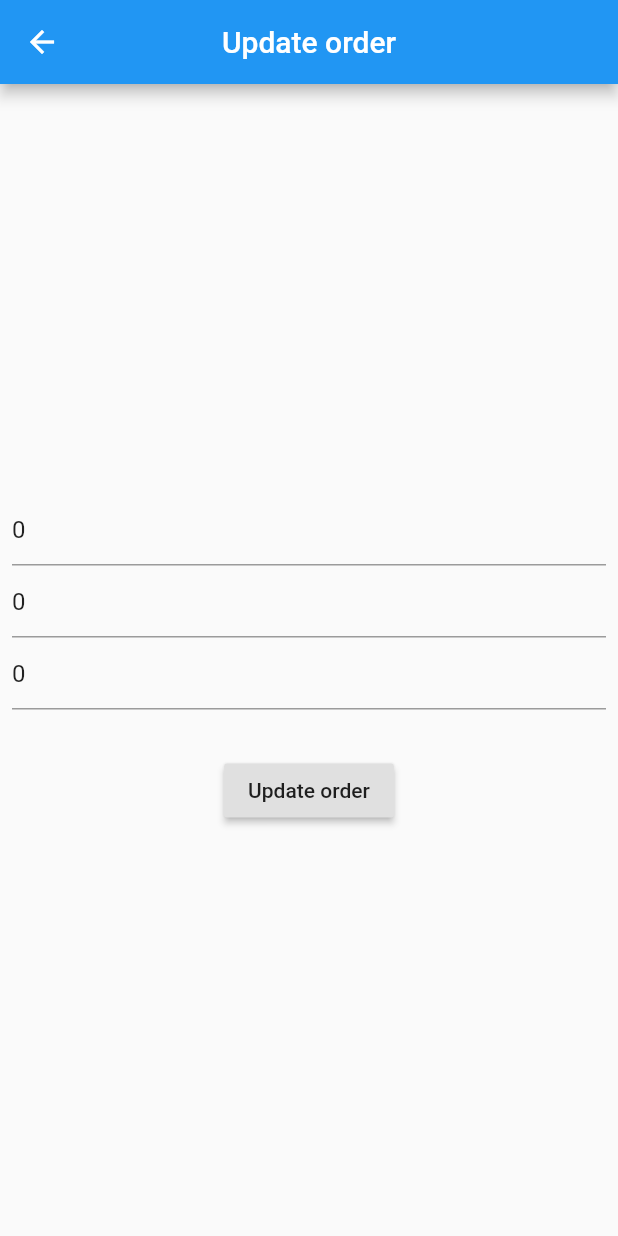
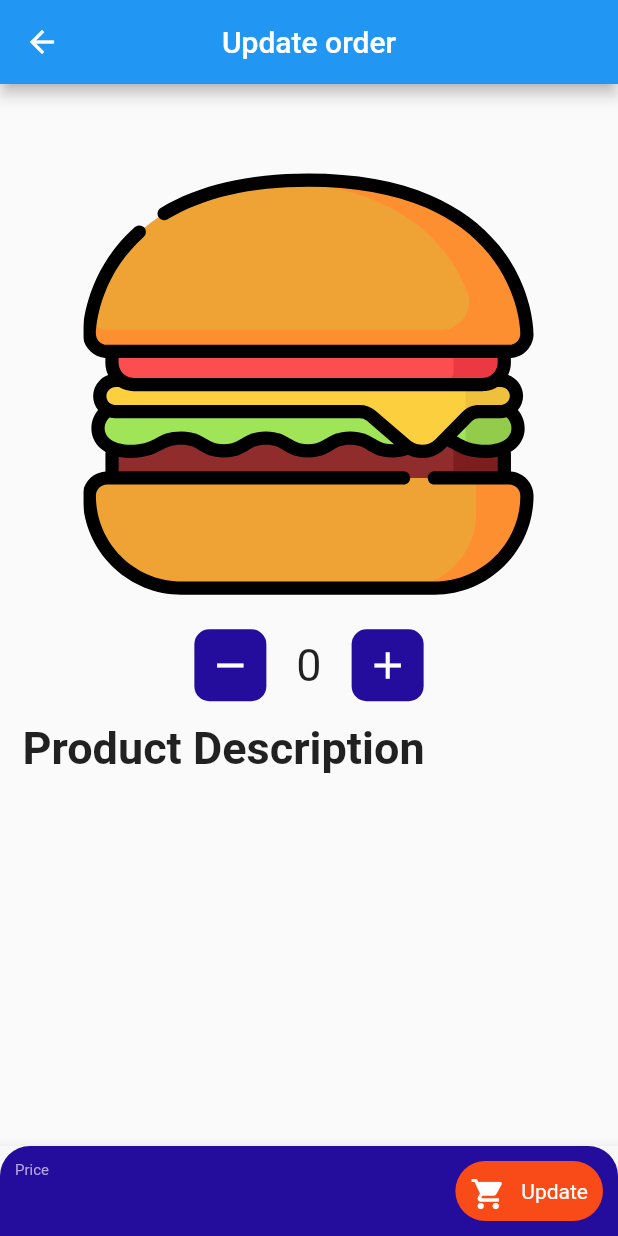
Before and after one commit to akuadane/FlutFood, a Flutter app: the OrderUpdateScreen screen opened directly with empty values, on a phone screen of 412 x 824 dp. Run offline on Flutter 3.47's test engine with Material 2 defaults, Android fonts, the phone set to English and light mode, and no system bars; our stand-ins replace bloc, equatable, flutter_bloc, flutter_svg; network calls fail; statements that could not run were skipped.

Commit message:
order_update_page added

```diff
--- a/lib/on_generate_router.dart
+++ b/lib/on_generate_router.dart
@@ -7,7 +7,7 @@ import 'package:flut_food/user/screens/signup.dart';
 import 'package:flutter/material.dart';
 import 'item/models/models.dart';
 import 'order/models/order.dart';
-import 'order/screens/order_detail_screen.dart';
+import 'order/screens/order_update_screen.dart';
 import 'routes.dart';
 
 class OnGenerateRouter {
@@ -28,10 +28,10 @@ class OnGenerateRouter {
           builder: (context) => ItemDetail(
                 item: item,
               ));
-    } else if (settings.name == ORDER_DETAIL) {
+    } else if (settings.name == ORDER_UPDATE) {
       final Order order = settings.arguments;
       return MaterialPageRoute(
-        builder: (context) => OrderDetailScreen(order),
+        builder: (context) => OrderUpdateScreen(order),
       );
     }
 
--- a/lib/order/screens/order_list_screen.dart
+++ b/lib/order/screens/order_list_screen.dart
@@ -8,7 +8,9 @@ import '../../colors.dart';
 import '../../item/item.dart';
 import '../../item/repository/item_repository.dart';
 import '../../routes.dart';
+import '../../routes.dart';
 import 'order_detail_screen.dart';
+import 'order_update_screen.dart';
 
 class OrderListScreen extends StatelessWidget {
   static String routeName = "/orderListScreen";
@@ -67,24 +69,16 @@ class OrderListScreen extends StatelessWidget {
                             subtitle: Text(
                                 "Item: ${item.name}\nState: ${orders[index].orderState}"),
                             trailing: IconButton(
-                                icon: Icon(Icons.delete),
+                                icon: Icon(Icons.edit),
                                 onPressed: () {
-                                  BlocProvider.of<OrderBloc>(context)
-                                      .add(OrderDelete(orders[index]));
-                                  // Navigator.pushNamed(
-                                  //     context, OrderListScreen.routeName);
+                                  Navigator.pushNamed(context, ORDER_UPDATE,
+                                      arguments: orders[index]);
                                 }),
-                            onTap: () {
-                              Navigator.pushNamed(context, ORDER_DETAIL,
-                                  arguments: orders[index]);
-                            },
                           ),
                         );
                       }
 
-                      return Container(
-                        child: Center(child: CircularProgressIndicator()),
-                      );
+                      return Container();
                     },
                   );
                 });
--- a/lib/order/screens/order_update_screen.dart
+++ b/lib/order/screens/order_update_screen.dart
@@ -3,6 +3,9 @@ import 'package:flutter_bloc/flutter_bloc.dart';
 import 'package:flut_food/order/bloc/bloc.dart';
 import 'package:flut_food/order/models/order.dart';
 import 'package:flut_food/order/screens/screens.dart';
+import 'package:flutter_svg/svg.dart';
+
+import '../../colors.dart';
 
 class OrderUpdateScreen extends StatefulWidget {
   static String routeName = "/orderUpdateScreen";
@@ -15,7 +18,6 @@ class OrderUpdateScreen extends StatefulWidget {
 }
 
 class _OrderUpdateScreenState extends State<OrderUpdateScreen> {
-  final _formKey = GlobalKey<FormState>();
   final _order = {};
 
   @override
@@ -26,64 +28,145 @@ class _OrderUpdateScreenState extends State<OrderUpdateScreen> {
         centerTitle: true,
       ),
       body: SafeArea(
-        child: Form(
-          key: _formKey,
-          child: Padding(
-            padding: const EdgeInsets.all(8.0),
+        child: SingleChildScrollView(
+          physics: BouncingScrollPhysics(),
+          child: Container(
+            padding: EdgeInsets.all(15),
             child: Column(
+              crossAxisAlignment: CrossAxisAlignment.center,
+              children: [
+                SizedBox(
+                  width: double.infinity,
+                ),
+                Text(
+                  "",
+                  style: TextStyle(
+                    fontSize: 30,
+                    fontWeight: FontWeight.bold,
+                  ),
+                ),
+                SvgPicture.asset(
+                  "assets/images/burger.svg",
+                  width: MediaQuery.of(context).size.width,
+                  height: 300,
+                ),
+                Row(
                   mainAxisAlignment: MainAxisAlignment.center,
-              mainAxisSize: MainAxisSize.max,
                   children: [
-                TextFormField(
-                  initialValue: "${widget.order.itemId}",
-                  validator: (value) {
-                    if (value.isEmpty) return "This can't be empty";
-                    return null;
+                    Container(
+                      decoration: BoxDecoration(
+                        color: kLoginMainColor,
+                        borderRadius: BorderRadius.circular(10),
+                      ),
+                      child: IconButton(
+                        icon: Icon(
+                          Icons.remove,
+                          color: Colors.white,
+                          size: 30,
+                        ),
+                        onPressed: () {
+                          if (widget.order.quantity > 1) {
+                            setState(() {
+                              widget.order.id--;
+                            });
+                          }
                         },
-                  keyboardType: TextInputType.number,
-                  decoration: InputDecoration(hintText: "Item id"),
-                  onSaved: (value) {
+                      ),
+                    ),
+                    Padding(
+                      padding: const EdgeInsets.all(20.0),
+                      child: Text(
+                        "${widget.order.id}",
+                        style: TextStyle(
+                          fontSize: 30,
+                        ),
+                      ),
+                    ),
+                    Container(
+                      decoration: BoxDecoration(
+                        color: kLoginMainColor,
+                        borderRadius: BorderRadius.circular(10),
+                      ),
+                      child: IconButton(
+                        icon: Icon(
+                          Icons.add,
+                          color: Colors.white,
+                          size: 30,
+                        ),
+                        onPressed: () {
                           setState(() {
-                      this._order["item_id"] = int.parse(value);
+                            widget.order.id++;
                           });
                         },
                       ),
-                TextFormField(
-                  initialValue: "${widget.order.userId}",
-                  validator: (value) {
-                    if (value.isEmpty) return "This can't be empty";
-                    return null;
-                  },
-                  keyboardType: TextInputType.number,
-                  decoration: InputDecoration(hintText: "Your id"),
-                  onSaved: (value) {
-                    setState(() {
-                      this._order["user_id"] = int.parse(value);
-                    });
-                  },
                     ),
-                TextFormField(
-                  initialValue: "${widget.order.quantity}",
-                  validator: (value) {
-                    if (value.isEmpty) return "This can't be empty";
-                    return null;
-                  },
-                  keyboardType: TextInputType.number,
-                  decoration: InputDecoration(hintText: "Amount"),
-                  onSaved: (value) {
-                    setState(() {
-                      this._order["quantity"] = int.parse(value);
-                    });
-                  },
+                  ],
                 ),
-                SizedBox(
-                  height: 30,
+                Row(
+                  children: [
+                    Text(
+                      "Product Description",
+                      style: TextStyle(
+                        fontWeight: FontWeight.bold,
+                        fontSize: 30,
                       ),
-                RaisedButton(
-                  onPressed: () {
-                    final form = this._formKey.currentState;
-                    if (form.validate()) {
-                      form.save();
+                    ),
+                  ],
+                ), // This is to align the text to the left
+                Text(
+                  "",
+                  style: TextStyle(
+                    fontSize: 15,
+                    height: 1.5,
+                  ),
+                )
+              ],
+            ),
+          ),
+        ),
+      ),
+      bottomNavigationBar: BottomAppBar(
+        color: backgroundColor,
+        child: Container(
+          decoration: BoxDecoration(
+            color: kLoginMainColor,
+            borderRadius: BorderRadius.vertical(
+              top: Radius.circular(20),
+            ),
+          ),
+          height: 60,
+          child: Padding(
+            padding: const EdgeInsets.all(10.0),
+            child: Row(
+              children: [
+                Expanded(
+                  child: Column(
+                    crossAxisAlignment: CrossAxisAlignment.start,
+                    children: [
+                      Text(
+                        "Price",
+                        style: TextStyle(
+                          fontSize: 10,
+                          color: kSignupTextColor,
+                        ),
+                      ),
+                      Text(
+                        "",
+                        // "\$ ${_price * _amount}",
+                        style: TextStyle(
+                          fontSize: 20,
+                          fontWeight: FontWeight.bold,
+                          color: Colors.white,
+                        ),
+                      )
+                    ],
+                  ),
+                ),
+                InkWell(
+                  onTap: () {
+                    //UserState userState = context.read<UserBloc>().state;
+
+                    //int userId = userState.user.id;
                     BlocProvider.of<OrderBloc>(context).add(
                       OrderUpdate(
                         Order(
@@ -95,10 +178,32 @@ class _OrderUpdateScreenState extends State<OrderUpdateScreen> {
                         ),
                       ),
                     );
-                      Navigator.pushNamed(context, OrderListScreen.routeName);
-                    }
+                    Navigator.pop(context);
                   },
-                  child: Text("Update order"),
+                  child: Container(
+                    padding: EdgeInsets.all(10),
+                    decoration: BoxDecoration(
+                      color: accentColor,
+                      borderRadius: BorderRadius.circular(30),
+                    ),
+                    child: Row(
+                      children: [
+                        Icon(
+                          Icons.shopping_cart,
+                          color: Colors.white,
+                        ),
+                        SizedBox(
+                          width: 10,
+                        ),
+                        Text(
+                          "Update",
+                          style: TextStyle(
+                            color: Colors.white,
+                          ),
+                        )
+                      ],
+                    ),
+                  ),
                 ),
               ],
             ),
@@ -108,3 +213,25 @@ class _OrderUpdateScreenState extends State<OrderUpdateScreen> {
     );
   }
 }
+
+// RaisedButton(
+//                   onPressed: () {
+//                     final form = this._formKey.currentState;
+//                     if (form.validate()) {
+//                       form.save();
+//                       BlocProvider.of<OrderBloc>(context).add(
+//                         OrderUpdate(
+//                           Order(
+//                             id: widget.order.id,
+//                             itemId: this._order["item_id"],
+//                             orderState: widget.order.orderState,
+//                             userId: this._order["user_id"],
+//                             quantity: this._order["quantity"],
+//                           ),
+//                         ),
+//                       );
+//                       Navigator.pushNamed(context, OrderListScreen.routeName);
+//                     }
+//                   },
+//                   child: Text("Update order"),
+//                 ),
--- a/lib/routes.dart
+++ b/lib/routes.dart
@@ -6,3 +6,5 @@ const String SIGN_UP = '/sign-up';
 const String ITEM_DETAIL = "/food-detail";
 const String PROFILE = "/profile";
 const String HOME_HOLDER = "/home-holder";
+//const String ORDER_DETAIL = "/orderDetailScreen";
+const String ORDER_UPDATE = "/orderUpdateScreen";
```
Lines whose indentation alone changed are shown as unchanged.
